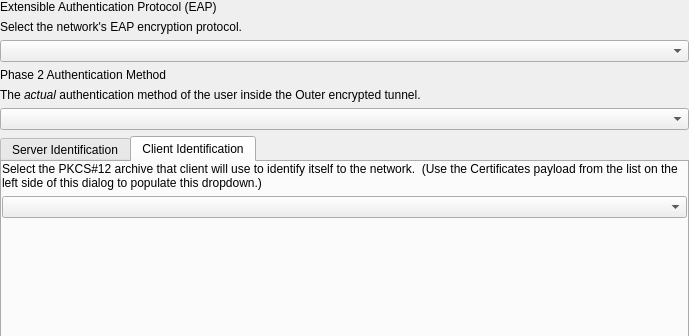
This is FWAdminLib/PolicyEditor/GooglePolicyEditor/GoogleNetworkConfigurationEAPWidget.ui in fw-dev/translations as Qt 5 draws it before an edit; both pictures show x 0 to 689 and y 0 to 336 of the 689 by 1242 pixel window. The edited form follows.
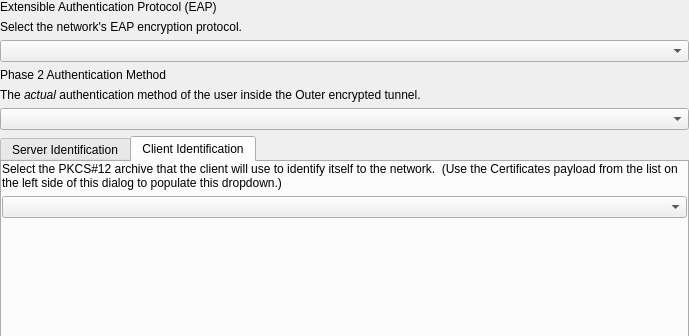
This is the edited form. The open tabs and pages were chosen to show the change.

Patch:
```diff
--- a/FWAdminLib/PolicyEditor/GooglePolicyEditor/GoogleNetworkConfigurationEAPWidget.ui
+++ b/FWAdminLib/PolicyEditor/GooglePolicyEditor/GoogleNetworkConfigurationEAPWidget.ui
@@ -214,7 +214,7 @@
           </sizepolicy>
          </property>
          <property name="text">
-          <string>Select the PKCS#12 archive that client will use to identify itself to the network.  (Use the Certificates payload from the list on the left side of this dialog to populate this dropdown.)</string>
+          <string>Select the PKCS#12 archive that the client will use to identify itself to the network.  (Use the Certificates payload from the list on the left side of this dialog to populate this dropdown.)</string>
          </property>
          <property name="textFormat">
           <enum>Qt::PlainText</enum>
```
